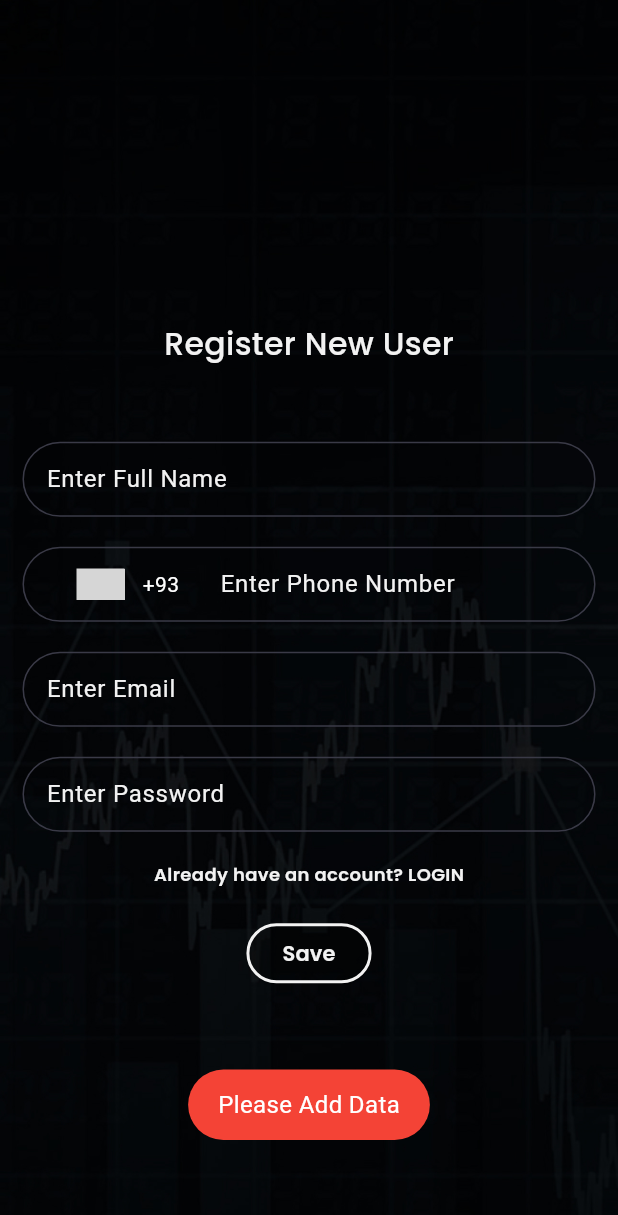
After one commit to naimishStargalaxy/stock_app_SG, a Flutter app: the SignupPage screen opened directly, after a tap on "Save", on a phone screen of 412 x 824 dp. The commit adds this screen. Shown: the top 1215 px of the screen. Run offline on Flutter 3.47's test engine with Material 3 defaults, Android fonts, the phone set to English and light mode, and no system bars; drawn by our look-alikes of intl_phone_number_input; our stand-ins replace fl_chart, flutter_widget_from_html, fluttertoast, get, google_fonts, image_picker and 4 more; accounts and stored records are empty; grey boxes are pictures that could not be loaded.

Commit message:
add sign up page

```diff
--- a/lib/Controllers/forex_data_controller.dart
+++ b/lib/Controllers/forex_data_controller.dart
@@ -1,8 +1,6 @@
 // ignore_for_file: unnecessary_overrides, avoid_print
 
-import 'dart:convert';
 import 'dart:developer';
-import 'package:demo_project/Data-Model/forex_data_model.dart';
 import 'package:demo_project/Helper/apis.dart';
 import 'package:get/get.dart';
 import 'package:http/http.dart' as http;
--- a/lib/Screens/login_page.dart
+++ b/lib/Screens/login_page.dart
@@ -2,9 +2,8 @@
 
 import 'package:demo_project/Controllers/login_controller.dart';
 import 'package:demo_project/Helper/common_widget.dart';
-import 'package:demo_project/Helper/preferances.dart';
 import 'package:demo_project/Helper/utility.dart';
-import 'package:demo_project/Screens/currency_selection.dart';
+import 'package:demo_project/Screens/signup_page.dart';
 import 'package:flutter/material.dart';
 import 'package:get/get.dart';
 
@@ -97,7 +96,21 @@ class SigninPage extends StatelessWidget {
               ),
             ),
             SizedBox(
-              height: 50,
+              height: 20,
+            ),
+            GestureDetector(
+              onTap: () {
+                Get.to(() => SignupPage());
+              },
+              child: CommonWidget().textWidget(
+                text: "Create A New Account",
+                textColor: DarkAppColor.primaryColor,
+                textSize: 12.0,
+                textWeight: FontWeight.w600,
+              ),
+            ),
+            SizedBox(
+              height: 20,
             ),
             Obx(
               () => _loginController.isLoader.value
--- /dev/null
+++ b/lib/Screens/signup_page.dart
@@ -0,0 +1,206 @@
+// ignore_for_file: prefer_const_constructors, prefer_const_literals_to_create_immutables, avoid_print, unused_field, prefer_final_fields
+
+import 'package:demo_project/Helper/common_widget.dart';
+import 'package:demo_project/Helper/preferances.dart';
+import 'package:demo_project/Helper/utility.dart';
+import 'package:demo_project/Screens/currency_selection.dart';
+import 'package:demo_project/Screens/login_page.dart';
+import 'package:flutter/material.dart';
+import 'package:get/get.dart';
+import 'package:intl_phone_number_input/intl_phone_number_input.dart';
+
+class SignupPage extends StatefulWidget {
+  const SignupPage({super.key});
+
+  @override
+  State<SignupPage> createState() => _SignupPageState();
+}
+
+class _SignupPageState extends State<SignupPage> {
+  TextEditingController _emailcontroller = TextEditingController();
+  TextEditingController _passcontroller = TextEditingController();
+  TextEditingController _namecontroller = TextEditingController();
+  TextEditingController _phonecontroller = TextEditingController();
+
+  @override
+  Widget build(BuildContext context) {
+    return Scaffold(
+      backgroundColor: DarkAppColor.bgColor,
+      body: Container(
+        height: Get.height,
+        width: Get.width,
+        decoration: BoxDecoration(
+            image: DecorationImage(
+          image: AssetImage("assets/bg.jpg"),
+          fit: BoxFit.cover,
+        )),
+        child: Column(
+          mainAxisAlignment: MainAxisAlignment.center,
+          children: [
+            SizedBox(
+              height: 50,
+            ),
+            CommonWidget().textWidget(
+              text: "Register New User",
+              textSize: 21.0,
+              textColor: DarkAppColor.primaryColor,
+              textWeight: FontWeight.w500,
+            ),
+            SizedBox(
+              height: 50,
+            ),
+            Container(
+              width: Get.width,
+              margin: EdgeInsets.symmetric(horizontal: 15),
+              decoration: BoxDecoration(
+                  border: Border.all(
+                    color: DarkAppColor.softgreyColor,
+                  ),
+                  borderRadius: BorderRadius.circular(25)),
+              child: TextFormField(
+                style: TextStyle(color: DarkAppColor.primaryColor),
+                controller: _namecontroller,
+                decoration: InputDecoration(
+                    contentPadding: EdgeInsets.symmetric(horizontal: 15),
+                    border: InputBorder.none,
+                    hintText: "Enter Full Name",
+                    hintStyle: TextStyle(
+                      color: DarkAppColor.primaryColor,
+                    ),
+                    floatingLabelBehavior: FloatingLabelBehavior.auto),
+              ),
+            ),
+            SizedBox(
+              height: 20,
+            ),
+            Container(
+              width: Get.width,
+              margin: EdgeInsets.symmetric(horizontal: 15),
+              padding: EdgeInsets.symmetric(horizontal: 15),
+              decoration: BoxDecoration(
+                  border: Border.all(
+                    color: DarkAppColor.softgreyColor,
+                  ),
+                  borderRadius: BorderRadius.circular(25)),
+              child: InternationalPhoneNumberInput(
+                onInputChanged: (PhoneNumber number) {
+                  print(number.phoneNumber);
+                },
+                onInputValidated: (bool value) {
+                  print(value);
+                },
+                textAlignVertical: TextAlignVertical.top,
+                inputDecoration: InputDecoration(
+                    border: InputBorder.none,
+                    hintText: "Enter Phone Number",
+                    hintStyle: TextStyle(color: DarkAppColor.primaryColor)),
+                selectorConfig: SelectorConfig(
+                  selectorType: PhoneInputSelectorType.BOTTOM_SHEET,
+                  useBottomSheetSafeArea: true,
+                ),
+                ignoreBlank: false,
+                autoValidateMode: AutovalidateMode.disabled,
+                selectorTextStyle: TextStyle(color: Colors.white),
+                textFieldController: _phonecontroller,
+                formatInput: true,
+                keyboardType: TextInputType.numberWithOptions(
+                    signed: true, decimal: true),
+                onSaved: (PhoneNumber number) {
+                  print('On Saved: $number');
+                },
+              ),
+            ),
+            SizedBox(
+              height: 20,
+            ),
+            Container(
+              width: Get.width,
+              margin: EdgeInsets.symmetric(horizontal: 15),
+              decoration: BoxDecoration(
+                  border: Border.all(
+                    color: DarkAppColor.softgreyColor,
+                  ),
+                  borderRadius: BorderRadius.circular(25)),
+              child: TextFormField(
+                style: TextStyle(color: DarkAppColor.primaryColor),
+                controller: _emailcontroller,
+                decoration: InputDecoration(
+                    contentPadding: EdgeInsets.symmetric(horizontal: 15),
+                    border: InputBorder.none,
+                    hintText: "Enter Email",
+                    hintStyle: TextStyle(
+                      color: DarkAppColor.primaryColor,
+                    ),
+                    floatingLabelBehavior: FloatingLabelBehavior.auto),
+              ),
+            ),
+            SizedBox(
+              height: 20,
+            ),
+            Container(
+              width: Get.width,
+              margin: EdgeInsets.symmetric(horizontal: 15),
+              decoration: BoxDecoration(
+                  border: Border.all(
+                    color: DarkAppColor.softgreyColor,
+                  ),
+                  borderRadius: BorderRadius.circular(25)),
+              child: TextFormField(
+                style: TextStyle(color: DarkAppColor.primaryColor),
+                controller: _passcontroller,
+                obscureText: true,
+                decoration: InputDecoration(
+                    contentPadding: EdgeInsets.symmetric(horizontal: 15),
+                    border: InputBorder.none,
+                    hintStyle: TextStyle(
+                      color: DarkAppColor.primaryColor,
+                    ),
+                    hintText: "Enter Password",
+                    floatingLabelBehavior: FloatingLabelBehavior.auto),
+              ),
+            ),
+            SizedBox(
+              height: 20,
+            ),
+            GestureDetector(
+              onTap: () {
+                Get.to(() => SigninPage());
+              },
+              child: CommonWidget().textWidget(
+                text: "Already have an account? LOGIN",
+                textColor: DarkAppColor.primaryColor,
+                textSize: 12.0,
+                textWeight: FontWeight.w600,
+              ),
+            ),
+            SizedBox(
+              height: 20,
+            ),
+            ElevatedButton(
+                style: ElevatedButton.styleFrom(
+                    backgroundColor: Colors.transparent,
+                    side:
+                        BorderSide(color: DarkAppColor.primaryColor, width: 2)),
+                onPressed: () {
+                  if (_emailcontroller.text.isEmpty ||
+                      _passcontroller.text.isEmpty ||
+                      _namecontroller.text.isEmpty) {
+                    CommonWidget().toast(
+                        toastMsg: "Please Add Data", toastColor: Colors.red);
+                  } else {
+                    Preference.preference.saveBool(
+                        PrefernceKey.isIntroductionScreenLoaded, true);
+                    Get.offAll(() => CurrencySelectionPage());
+                  }
+                },
+                child: CommonWidget().textWidget(
+                  text: "Save",
+                  textColor: DarkAppColor.primaryColor,
+                  textWeight: FontWeight.w600,
+                ))
+          ],
+        ),
+      ),
+    );
+  }
+}
--- a/lib/Screens/splash_page.dart
+++ b/lib/Screens/splash_page.dart
@@ -7,6 +7,7 @@ import 'package:demo_project/Helper/utility.dart';
 import 'package:demo_project/Screens/bottom_nav_bar.dart';
 import 'package:demo_project/Screens/intro_screen.dart';
 import 'package:demo_project/Screens/login_page.dart';
+import 'package:demo_project/Screens/signup_page.dart';
 import 'package:flutter/material.dart';
 
 import '../Helper/preferances.dart';
@@ -31,7 +32,7 @@ class _SplashPageState extends State<SplashPage> {
             builder: (BuildContext context) => IntroScreens()));
       } else if (isIntroduction == true && isCurrencyLoaded == false) {
         Navigator.of(context).pushReplacement(
-            MaterialPageRoute(builder: (BuildContext context) => SigninPage()));
+            MaterialPageRoute(builder: (BuildContext context) => SignupPage()));
       } else if (isIntroduction == true && isCurrencyLoaded == true) {
         Navigator.of(context).pushReplacement(MaterialPageRoute(
             builder: (BuildContext context) => PersistenBottomNavBarDemo()));
--- a/pubspec.yaml
+++ b/pubspec.yaml
@@ -38,6 +38,7 @@ dependencies:
   http:
   get: ^4.6.6
   smooth_page_indicator: ^1.2.0+3
+  intl_phone_number_input: ^0.7.4
   google_fonts: ^6.2.1
   persistent_bottom_nav_bar_v2: ^5.3.0
   fl_chart: ^0.69.0
```
Also changed, not shown: pubspec.lock.
